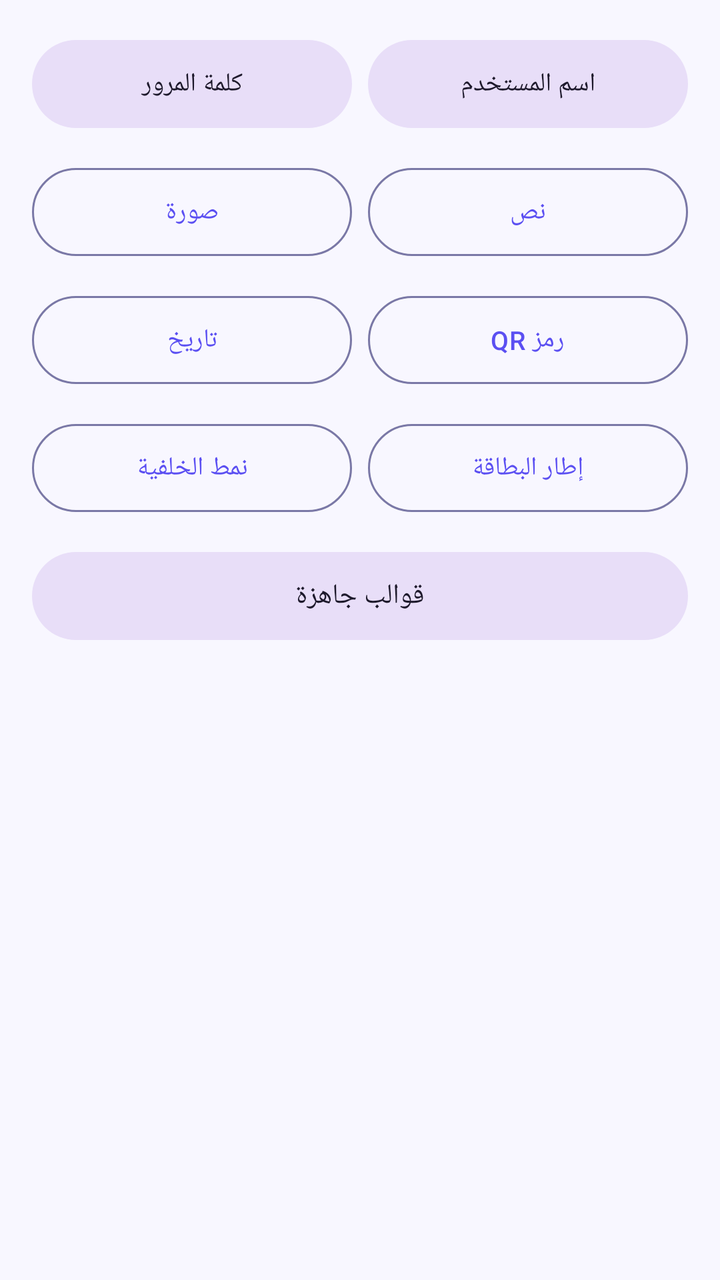
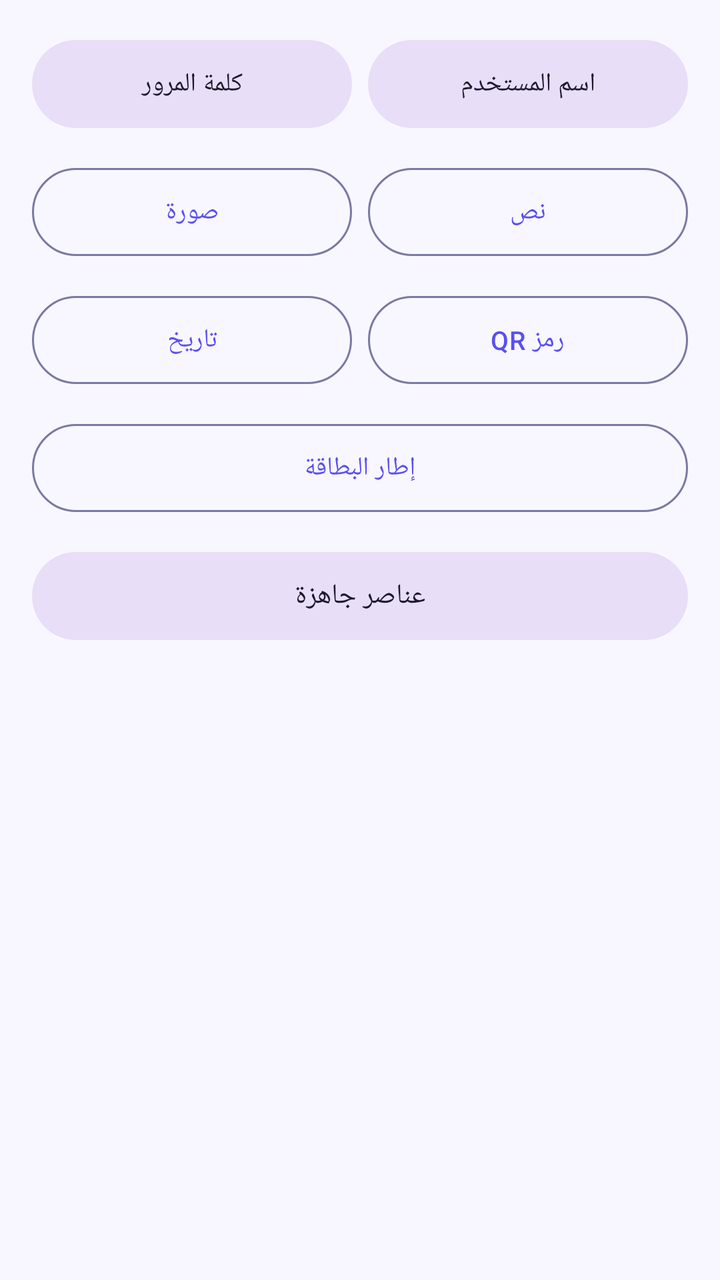

An Android layout rendered at two revisions. The XML below is the earlier revision; the diff shows what the commit changed to produce the second picture.
<!-- AndroidManifest.xml: application theme Theme.CardsDesignerPro -->
<!-- res/layout/fragment_add_element.xml -->
<?xml version="1.0" encoding="utf-8"?>
<ScrollView
    xmlns:android="http://schemas.android.com/apk/res/android"
    android:layout_width="match_parent"
    android:layout_height="match_parent"
    android:fillViewport="true"
    android:layoutDirection="rtl">

    <LinearLayout
        android:layout_width="match_parent"
        android:layout_height="wrap_content"
        android:orientation="vertical"
        android:padding="16dp">

        
        <LinearLayout
            android:layout_width="match_parent"
            android:layout_height="wrap_content"
            android:orientation="horizontal"
            android:layout_marginBottom="12dp">

            <com.google.android.material.button.MaterialButton
                android:id="@+id/btn_add_username"
                style="@style/Widget.Material3.Button.TonalButton"
                android:layout_width="0dp"
                android:layout_height="52dp"
                android:layout_weight="1"
                android:layout_marginEnd="8dp"
                android:text="@string/btn_add_username"
                android:textSize="13sp" />

            <com.google.android.material.button.MaterialButton
                android:id="@+id/btn_add_password"
                style="@style/Widget.Material3.Button.TonalButton"
                android:layout_width="0dp"
                android:layout_height="52dp"
                android:layout_weight="1"
                android:text="@string/btn_add_password"
                android:textSize="13sp" />
        </LinearLayout>

        
        <LinearLayout
            android:layout_width="match_parent"
            android:layout_height="wrap_content"
            android:orientation="horizontal"
            android:layout_marginBottom="12dp">

            <com.google.android.material.button.MaterialButton
                android:id="@+id/btn_add_text"
                style="@style/Widget.Material3.Button.OutlinedButton"
                android:layout_width="0dp"
                android:layout_height="52dp"
                android:layout_weight="1"
                android:layout_marginEnd="8dp"
                android:text="@string/btn_add_text"
                android:textSize="13sp" />

            <com.google.android.material.button.MaterialButton
                android:id="@+id/btn_add_image"
                style="@style/Widget.Material3.Button.OutlinedButton"
                android:layout_width="0dp"
                android:layout_height="52dp"
                android:layout_weight="1"
                android:text="@string/btn_add_image"
                android:textSize="13sp" />
        </LinearLayout>

        
        <LinearLayout
            android:layout_width="match_parent"
            android:layout_height="wrap_content"
            android:orientation="horizontal"
            android:layout_marginBottom="12dp">

            <com.google.android.material.button.MaterialButton
                android:id="@+id/btn_add_qr"
                style="@style/Widget.Material3.Button.OutlinedButton"
                android:layout_width="0dp"
                android:layout_height="52dp"
                android:layout_weight="1"
                android:layout_marginEnd="8dp"
                android:text="@string/btn_add_qr"
                android:textSize="13sp" />

            <com.google.android.material.button.MaterialButton
                android:id="@+id/btn_add_date"
                style="@style/Widget.Material3.Button.OutlinedButton"
                android:layout_width="0dp"
                android:layout_height="52dp"
                android:layout_weight="1"
                android:text="@string/btn_add_date"
                android:textSize="13sp" />
        </LinearLayout>

        
        <LinearLayout
            android:layout_width="match_parent"
            android:layout_height="wrap_content"
            android:orientation="horizontal"
            android:layout_marginBottom="12dp">

            <com.google.android.material.button.MaterialButton
                android:id="@+id/btn_add_frame"
                style="@style/Widget.Material3.Button.OutlinedButton"
                android:layout_width="0dp"
                android:layout_height="52dp"
                android:layout_weight="1"
                android:layout_marginEnd="8dp"
                android:text="@string/btn_add_frame"
                android:textSize="13sp" />

            <com.google.android.material.button.MaterialButton
                android:id="@+id/btn_add_decoration"
                style="@style/Widget.Material3.Button.OutlinedButton"
                android:layout_width="0dp"
                android:layout_height="52dp"
                android:layout_weight="1"
                android:text="@string/btn_add_decoration"
                android:textSize="13sp" />
        </LinearLayout>

        
        <com.google.android.material.button.MaterialButton
            android:id="@+id/btn_add_pack"
            style="@style/Widget.Material3.Button.TonalButton"
            android:layout_width="match_parent"
            android:layout_height="52dp"
            android:text="@string/btn_add_pack"
            android:textSize="14sp" />

    </LinearLayout>
</ScrollView>
<!-- resources referenced by this layout -->
<resources>
  <string name="btn_add_date">تاريخ</string>
  <string name="btn_add_decoration">نمط الخلفية</string>
  <string name="btn_add_frame">إطار البطاقة</string>
  <string name="btn_add_image">صورة</string>
  <string name="btn_add_pack">قوالب جاهزة</string>
  <string name="btn_add_password">كلمة المرور</string>
  <string name="btn_add_qr">رمز QR</string>
  <string name="btn_add_text">نص</string>
  <string name="btn_add_username">اسم المستخدم</string>
  <style name="Theme.CardsDesignerPro" parent="Base.Theme.CardsDesignerPro" />
  <style name="Base.Theme.CardsDesignerPro" parent="Theme.Material3.DayNight.NoActionBar">
          <item name="colorPrimary">@color/md_theme_light_primary</item>
          <item name="colorOnPrimary">@color/md_theme_light_onPrimary</item>
          <item name="colorPrimaryContainer">@color/md_theme_light_primaryContainer</item>
          <item name="colorOnPrimaryContainer">@color/md_theme_light_onPrimaryContainer</item>
          <item name="colorSecondary">@color/md_theme_light_secondary</item>
          <item name="colorOnSecondary">@color/md_theme_light_onSecondary</item>
          <item name="android:colorBackground">@color/md_theme_light_background</item>
          <item name="colorSurface">@color/md_theme_light_surface</item>
          <item name="colorOnSurface">@color/md_theme_light_onSurface</item>
          <item name="colorSurfaceVariant">@color/md_theme_light_surfaceVariant</item>
          <item name="colorOnSurfaceVariant">@color/md_theme_light_onSurfaceVariant</item>
          <item name="colorOutline">@color/md_theme_light_outline</item>
          <item name="colorError">@color/md_theme_light_error</item>
          <item name="colorOnError">@color/md_theme_light_onError</item>
          <item name="android:statusBarColor">?attr/colorSurface</item>
          <item name="android:windowLightStatusBar">true</item>
          <item name="android:layoutDirection">rtl</item>
          <item name="android:supportsRtl">true</item>
      </style>
  <color name="md_theme_light_primary">#FF5B4FF2</color>
  <color name="md_theme_light_onPrimary">#FFFFFFFF</color>
  <color name="md_theme_light_primaryContainer">#FFE8E5FF</color>
  <color name="md_theme_light_onPrimaryContainer">#FF1A006E</color>
  <color name="md_theme_light_secondary">#FF00BFA5</color>
  <color name="md_theme_light_onSecondary">#FFFFFFFF</color>
  <color name="md_theme_light_background">#FFF8F7FF</color>
  <color name="md_theme_light_surface">#FFFFFFFF</color>
  <color name="md_theme_light_onSurface">#FF1A1A2E</color>
  <color name="md_theme_light_surfaceVariant">#FFE8E5FF</color>
  <color name="md_theme_light_onSurfaceVariant">#FF444370</color>
  <color name="md_theme_light_outline">#FF7A78A6</color>
  <color name="md_theme_light_error">#FFB3261E</color>
  <color name="md_theme_light_onError">#FFFFFFFF</color>
</resources>

<!-- the commit's change to res/layout/fragment_add_element.xml (unified diff, before → after) -->
@@ -94,31 +94,14 @@
         </LinearLayout>
 
         
-        <LinearLayout
+        <com.google.android.material.button.MaterialButton
+            android:id="@+id/btn_add_frame"
+            style="@style/Widget.Material3.Button.OutlinedButton"
             android:layout_width="match_parent"
-            android:layout_height="wrap_content"
-            android:orientation="horizontal"
-            android:layout_marginBottom="12dp">
-
-            <com.google.android.material.button.MaterialButton
-                android:id="@+id/btn_add_frame"
-                style="@style/Widget.Material3.Button.OutlinedButton"
-                android:layout_width="0dp"
-                android:layout_height="52dp"
-                android:layout_weight="1"
-                android:layout_marginEnd="8dp"
-                android:text="@string/btn_add_frame"
-                android:textSize="13sp" />
-
-            <com.google.android.material.button.MaterialButton
-                android:id="@+id/btn_add_decoration"
-                style="@style/Widget.Material3.Button.OutlinedButton"
-                android:layout_width="0dp"
-                android:layout_height="52dp"
-                android:layout_weight="1"
-                android:text="@string/btn_add_decoration"
-                android:textSize="13sp" />
-        </LinearLayout>
+            android:layout_height="52dp"
+            android:layout_marginBottom="12dp"
+            android:text="@string/btn_add_frame"
+            android:textSize="13sp" />
 
         
         <com.google.android.material.button.MaterialButton
<!-- resource entries referenced after the edit -->
@@ -1,10 +1,9 @@
 <!-- resources referenced by this layout -->
 <resources>
   <string name="btn_add_date">تاريخ</string>
-  <string name="btn_add_decoration">نمط الخلفية</string>
   <string name="btn_add_frame">إطار البطاقة</string>
   <string name="btn_add_image">صورة</string>
-  <string name="btn_add_pack">قوالب جاهزة</string>
+  <string name="btn_add_pack">عناصر جاهزة</string>
   <string name="btn_add_password">كلمة المرور</string>
   <string name="btn_add_qr">رمز QR</string>
   <string name="btn_add_text">نص</string>
